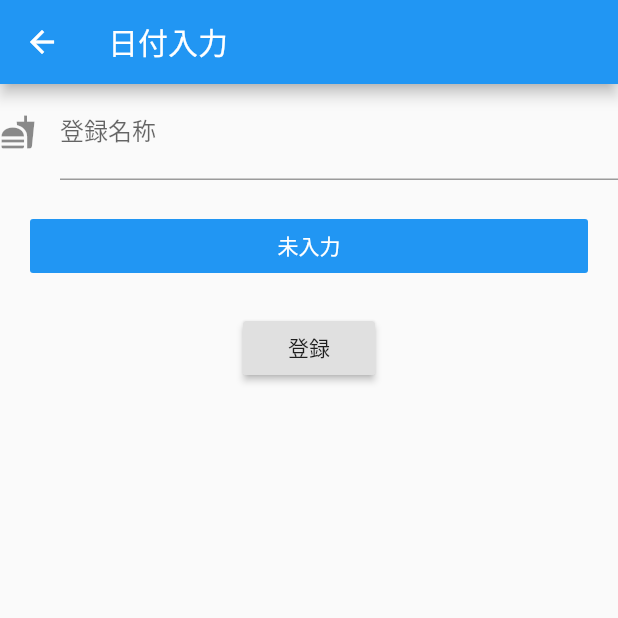
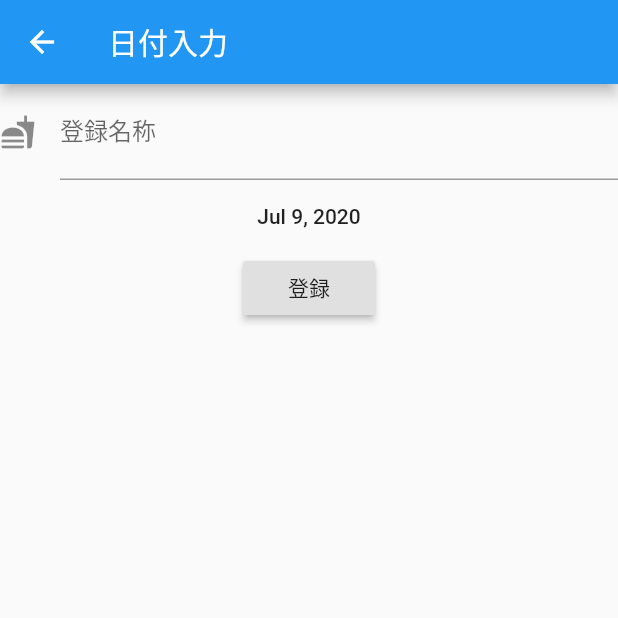
Before and after one commit to skimura0101/flutter-study, a Flutter app: the AddPage screen opened by its route, on a phone screen of 412 x 824 dp, the top half of it. Run offline on Flutter 3.47's test engine with Material 2 defaults, Android fonts, the phone set to English and light mode, and no system bars; our stand-ins replace flutter_datetime_picker, sqflite; accounts and stored records are empty.

Commit message:
入力値をSQfliteへ登録、SQfliteから取得した一覧を日付順で一覧化

```diff
--- a/lib/ItemModel.dart
+++ b/lib/ItemModel.dart
@@ -14,7 +14,7 @@ String itemToJson(Item data) {
 class Item {
   String id;
   String itemName;
-  String expirationDate;
+  DateTime expirationDate;
 
   Item({
     this.id,
@@ -25,17 +25,18 @@ class Item {
   factory Item.fromMap(Map<String, dynamic> json) => new Item(
     id: json["id"],
     itemName: json["item_name"],
-    expirationDate: json["expiration_date"],
+    expirationDate: DateTime.parse(json["expiration_date"]),
   );
 
   Map<String, dynamic> toMap() => {
     "id": id,
     "item_name": itemName,
-    "expiration_date": expirationDate,
+    "expiration_date": expirationDate.toUtc().toIso8601String(),
   };
 
-  set catId(String id){this.id = id;}
-  set catItemName(String itemName){this.itemName = itemName;}
-  set catExpirationDate(String expirationDate){this.expirationDate = expirationDate;}
+  //表示テスト用のsetter
+//  set catId(String id){this.id = id;}
+//  set catItemName(String itemName){this.itemName = itemName;}
+//  set catExpirationDate(DateTime expirationDate){this.expirationDate = expirationDate;}
 
 }
--- a/lib/main.dart
+++ b/lib/main.dart
@@ -15,14 +15,15 @@ class MyApp extends StatelessWidget {
   @override
   Widget build(BuildContext context) {
 
-    //DELETE FROM ITEMの処理したい
-
     //DB登録テスト用のsetterたち
 //    Item item = new Item();
 //    item.catId = "1";
 //    item.catItemName = "apple";
 //    item.catExpirationDate = "7月8日";
     //DBProvider.db.createItem(item);
+
+    //不要データ消す用
+    //DBProvider.db.deleteTable();
 
     return MaterialApp(
       title: '賞味期限一覧',
@@ -44,6 +45,9 @@ class ExpirationList extends StatefulWidget {
 }
 
 class _ExpirationListState extends State<ExpirationList> {
+
+  var format = new DateFormat.yMMMd();
+
   @override
   Widget build(BuildContext context) {
     return new Scaffold(
@@ -60,7 +64,7 @@ class _ExpirationListState extends State<ExpirationList> {
                Item item = snapshot.data[index];
               return new ListTile(
                 title: Text(item.itemName!=null?item.itemName:"登録名称の初期値"),
-                leading: Text(item.expirationDate!=null?item.expirationDate:"日付の初期値"),
+                leading: Text(item.expirationDate!=null?format.format(item.expirationDate).toString():"日付の初期値"),
               );
             },
             );
@@ -85,7 +89,11 @@ class AddPage extends StatefulWidget {
 
 class _AddPageState extends State<AddPage> {
 
-  String _date = "未入力";
+  // Formウィジェット内の各フォームを識別するためのキーを設定
+  final _formKey = GlobalKey<FormState>();
+
+  String _itemName;
+  DateTime _expirationDate = DateTime.now();
 
   @override
   Widget build(BuildContext context) {
@@ -93,49 +101,52 @@ class _AddPageState extends State<AddPage> {
       appBar: new AppBar(
         title: Text('日付入力'),
       ),
-      body: new Column(
+      body: new Form(
+        key: _formKey,
+        child: new Column(
           children: <Widget>[
-          new Container(
-            width: MediaQuery.of(context).size.width,
-            child: new TextField(
+            new TextFormField(
                 decoration: InputDecoration(
                     labelText: "登録名称",
                     hintText: "例：ツナ缶",
-                  icon: Icon(Icons.fastfood),
+                    icon: Icon(Icons.fastfood)
             ),
+              onSaved: (value){
+                  _itemName = value;
+                  print(value);
+              },
             ),
-          ),
-          new Container(
-            width: MediaQuery.of(context).size.width,
-            padding: EdgeInsets.all(20.0),
-            child: new FlatButton(
-              child: Text(
-                '${_date}'
-              ),
-              color: Colors.blue,
-                textColor: Colors.white,
+            new FlatButton(
               onPressed: (){
                 DatePicker.showDatePicker(
                   context,
                   showTitleActions: true,
-                  onChanged: (date) {},
-                  onConfirm: (date) {
-                    _date = DateFormat.yMMMd().format(date);
+                  onConfirm: (date){
                     setState(() {
+                      _expirationDate = date;
                     });
+                  }
+                );
               },
-              );
-            }
-            ),
+              child: Text(DateFormat.yMMMd().format(_expirationDate)),
             ),
           new RaisedButton(
               onPressed: (){
+                _submission();
                 Navigator.of(context).pushNamed('/');
               },
               child: Text('登録'),
               )
         ],
       ),
+      )
       );
   }
+
+  void _submission() {
+    this._formKey.currentState.save();
+    Item item = Item(id: null, itemName: _itemName, expirationDate: _expirationDate);
+    DBProvider.db.createItem(item);
   }
+
+}
```
Also changed, not shown: lib/Database.dart (+13 -0 lines), 2 other files. Lines whose indentation alone changed are shown as unchanged.
